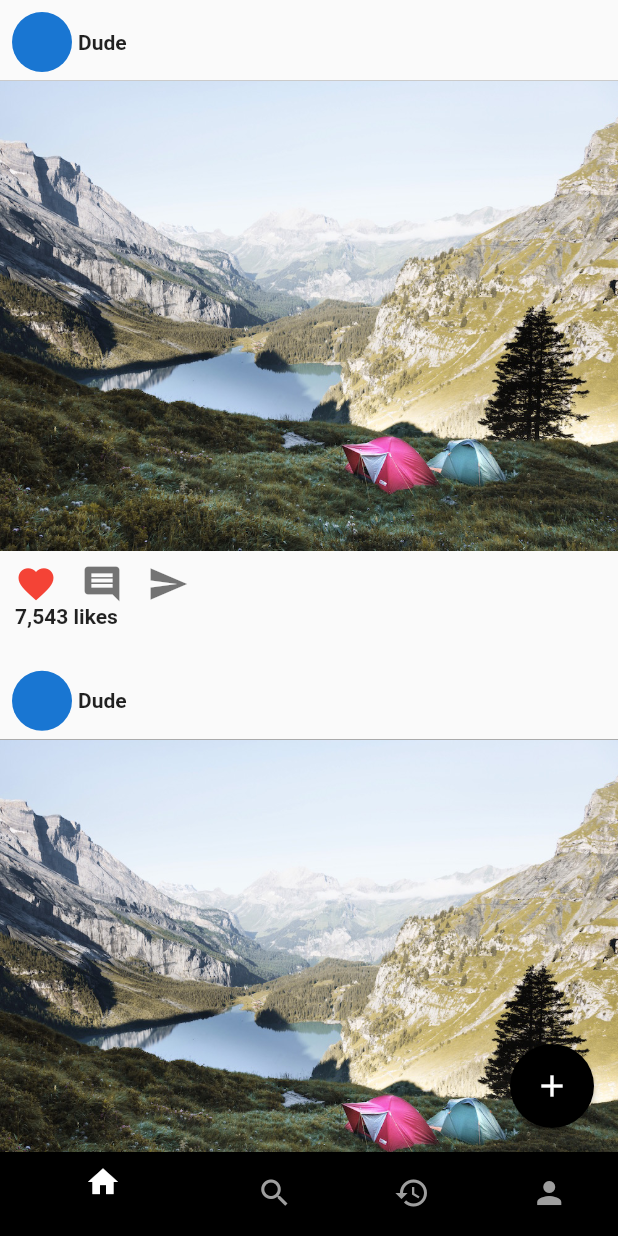
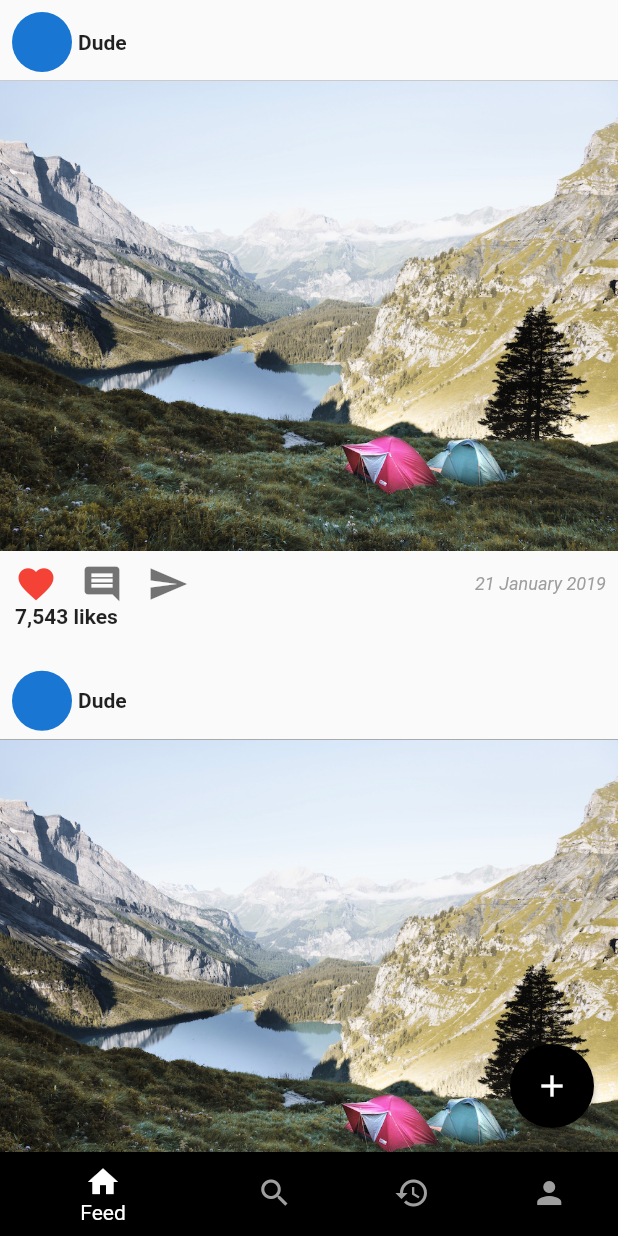
Before and after one commit to alifarazz/instagramme, a Flutter app: the screen it shows after launch, after a tap on the "favorite outline" icon, on a phone screen of 412 x 824 dp. Run offline on Flutter 3.47's test engine with Material 2 defaults, Android fonts, the phone set to English and light mode, and no system bars.

Commit message:
Add post widget

```diff
--- a/lib/main.dart
+++ b/lib/main.dart
@@ -1,5 +1,6 @@
 import 'package:flutter/material.dart';
 import 'package:flutter/cupertino.dart';
+import 'package:flutter/services.dart';
 import 'package:instagram_1/feed.dart';
 import 'package:instagram_1/post_list.dart';
 import 'package:instagram_1/user_profile.dart';
@@ -29,6 +30,8 @@ class MyApp extends StatelessWidget {
     );
   }
 }
+
+GlobalKey g_bottomNavigationBarKey = GlobalKey();
 
 class MyHomePage extends StatefulWidget {
   MyHomePage({Key key, this.title}) : super(key: key);
@@ -71,22 +74,23 @@ class _MyHomePageState extends State<MyHomePage> {
         onPageChanged: _onPageChanged,
       ),
       bottomNavigationBar: BottomNavigationBar(
+        key: g_bottomNavigationBarKey,
         items: <BottomNavigationBarItem>[
           BottomNavigationBarItem(
               icon: Icon(Icons.home, color: (_page == 0) ? Colors.white : Colors.grey),
-              title: Container(height: 0),
+              title: Text("Feed"),
               backgroundColor: Colors.black),
           BottomNavigationBarItem(
               icon: Icon(Icons.search, color: (_page == 1) ? Colors.white : Colors.grey),
-              title: Container(height: 0),
+              title: Text("Global"),
               backgroundColor: Colors.black),
           BottomNavigationBarItem(
               icon: Icon(Icons.history, color: (_page == 2) ? Colors.white : Colors.grey),
-              title: Container(height: 0),
+              title: Text("Recent"),
               backgroundColor: Colors.black),
           BottomNavigationBarItem(
               icon: Icon(Icons.person, color: (_page == 3) ? Colors.white : Colors.grey),
-              title: Container(height: 0),
+              title: Text("Profile"),
               backgroundColor: Colors.black)
         ],
         onTap: _onNavigationBarTapped,
@@ -104,4 +108,24 @@ class _MyHomePageState extends State<MyHomePage> {
   void _onNavigationBarTapped(int page) {
     pageController.jumpToPage(page);
   }
+
+  @override
+  void initState(){
+    super.initState();
+    SystemChrome.setPreferredOrientations([
+      DeviceOrientation.portraitDown,
+      DeviceOrientation.portraitUp,
+    ]);
+  }
+
+  @override
+  dispose(){
+    SystemChrome.setPreferredOrientations([
+      DeviceOrientation.landscapeRight,
+      DeviceOrientation.landscapeLeft,
+      DeviceOrientation.portraitUp,
+      DeviceOrientation.portraitDown,
+    ]);
+    super.dispose();
+  }
 }
--- a/lib/post.dart
+++ b/lib/post.dart
@@ -1,4 +1,5 @@
 import 'package:flutter/material.dart';
+import 'package:intl/intl.dart';
 
 class Post extends StatefulWidget {
   final String postId;
@@ -25,10 +26,12 @@ class _PostState extends State<Post> {
       debugPrint("[IMPLMNT] toggle like state");
     });
   }
+
   void _showSenderProfile() {
     // TODO: show a scaffold
     debugPrint("[IMPLMNT] show senderProfile");
   }
+
   void _showComments() {
     // TODO: a list of comments warped in a scaffold
     debugPrint("[IMPLMNT] show Comments for the Post");
@@ -45,7 +48,7 @@ class _PostState extends State<Post> {
           )),
       GestureDetector(
           onTap: _showComments,
-          child:Container(
+          child: Container(
               padding: const EdgeInsets.only(left: 16.0),
               child: Icon(
                 Icons.comment,
@@ -58,7 +61,15 @@ class _PostState extends State<Post> {
             Icons.send,
             color: Colors.black54,
             size: 28,
-          ))
+          )),
+      Expanded(
+          child: Container(
+        height: 0,
+      )),
+      Text(
+        "${DateFormat("d MMMM y").format(DateTime.now())}",
+        style: TextStyle(fontSize: 12, color: Colors.grey, fontStyle: FontStyle.italic),
+      )
     ]);
   }
 
@@ -70,7 +81,7 @@ class _PostState extends State<Post> {
           margin: EdgeInsets.all(4),
           child: GestureDetector(
               onTap: _showSenderProfile,
-              child:Row(children: [
+              child: Row(children: [
                 CircleAvatar(),
                 Container(
                     padding: const EdgeInsets.only(left: 4),
@@ -81,7 +92,7 @@ class _PostState extends State<Post> {
         color: Colors.black38,
       ),
       GestureDetector(
-          onDoubleTap: (){
+          onDoubleTap: () {
             setState(() {
               _isLiked = true;
             });
--- a/lib/user_profile.dart
+++ b/lib/user_profile.dart
@@ -1,4 +1,6 @@
 import 'package:flutter/material.dart';
+import 'package:instagram_1/main.dart';
+import 'package:instagram_1/post_list.dart';
 
 // TODO: edit profile, Fetch Posts, Liked, Saved
 
@@ -11,20 +13,31 @@ class UserProfile extends StatefulWidget {
   State createState() => UserProfileState(uid);
 }
 
+//GlobalKey g_PostLikedSavedGlobalKey = GlobalKey();
+
 class UserProfileState extends State<UserProfile> {
   final String uid;
 
   UserProfileState(this.uid);
 
-  Widget _PostLikedSaved() {
+  double _getSizeOfTabs() {
+    final RenderBox bottomNavBar = g_bottomNavigationBarKey.currentContext.findRenderObject();
+    final sizeNav = bottomNavBar.size;
+
+//    final RenderBox tabs = g_PostLikedSavedGlobalKey.currentContext.findRenderObject();
+//    final position = tabs.localToGlobal(Offset.zero);
+    return MediaQuery.of(context).size.height - sizeNav.height - 201.2;
+  }
+
+  Widget _postLikedSaved() {
     TabController tabController =
         TabController(length: 3, vsync: AnimatedListState(), initialIndex: 0);
     return Container(
       child: Column(
-        crossAxisAlignment: CrossAxisAlignment.start,
-        mainAxisSize: MainAxisSize.min,
+//        key: g_PostLikedSavedGlobalKey ,
         children: <Widget>[
           TabBar(
+//            isScrollable: true,
             controller: tabController,
             tabs: <Widget>[
               Tab(
@@ -55,14 +68,10 @@ class UserProfileState extends State<UserProfile> {
           ),
           Container(
             padding: EdgeInsets.symmetric(horizontal: 12.0, vertical: 6.0),
-            height: 40.0,
+            height: _getSizeOfTabs(),
             child: TabBarView(
               controller: tabController,
-              children: <Widget>[
-                Text("Put Post here"),
-                Text("Put Likes here"),
-                Text("Put Saved here")
-              ],
+              children: <Widget>[PostList(), PostList(), PostList()],
             ),
           ),
         ],
@@ -82,7 +91,10 @@ class UserProfileState extends State<UserProfile> {
               CircleAvatar(
                 radius: 32,
               ), // Avatar
-              Expanded(child: Text("")), // Padding
+              Expanded(
+                  child: Container(
+                height: 0,
+              )), // Padding
               GestureDetector(
                   // Followers
                   onTap: () {
@@ -113,7 +125,7 @@ class UserProfileState extends State<UserProfile> {
         margin: const EdgeInsets.all(16),
         child: Text("Some Name", style: TextStyle(fontWeight: FontWeight.bold, fontSize: 18)),
       ),
-      _PostLikedSaved()
+      _postLikedSaved()
     ])));
   }
 }
--- a/pubspec.yaml
+++ b/pubspec.yaml
@@ -13,6 +13,7 @@ environment:
   sdk: ">=2.0.0-dev.68.0 <3.0.0"
 
 dependencies:
+  intl: ^0.15.7
   flutter:
     sdk: flutter
 
```
Lines whose indentation alone changed are shown as unchanged.
